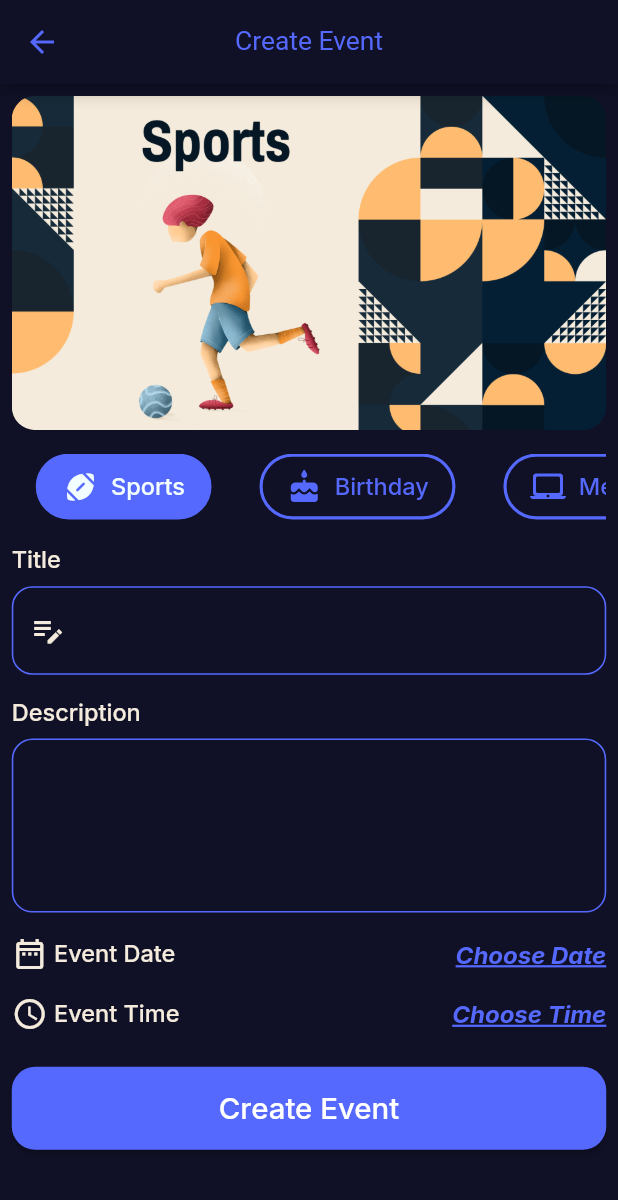
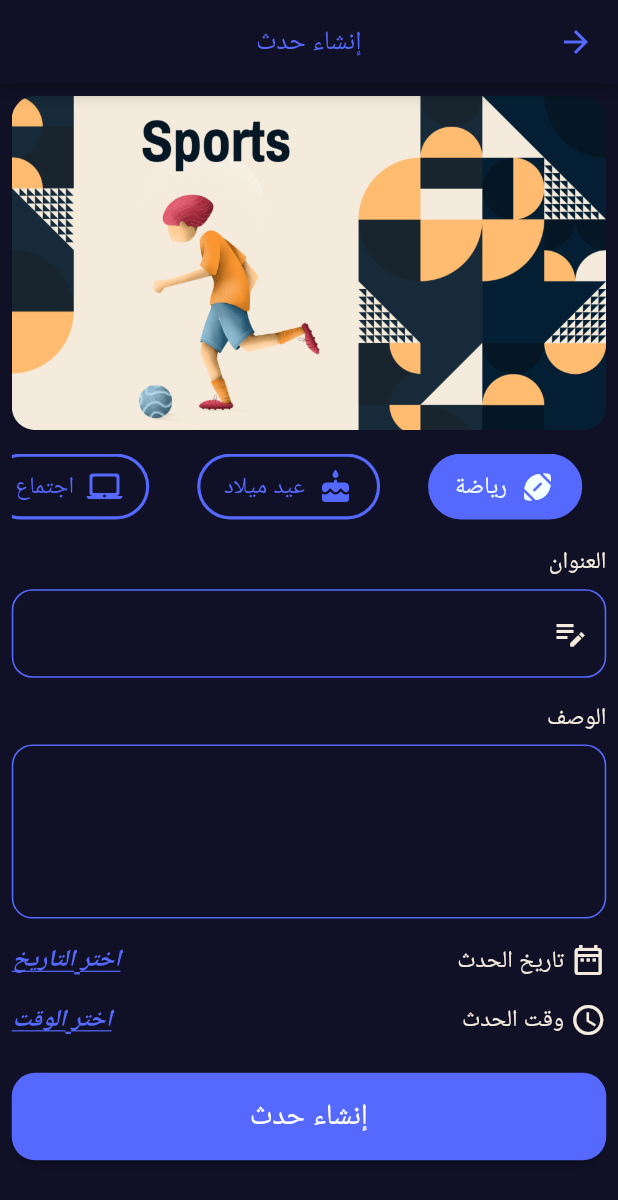
Before and after one commit to menna11420/Evently-App, a Flutter app: the CreateEvent screen opened by its route, on a phone screen of 412 x 824 dp. Shown: the top 1200 px of the screen. Run offline on Flutter 3.47's test engine with Material 3 defaults, Android fonts, the phone set to English and light mode, and no system bars; our stand-ins replace flutter_screenutil, flutter_svg, google_fonts; generated files the repository leaves out were written again.

Commit message:
finished localization ar-en

```diff
--- /dev/null
+++ b/l10n.yaml
@@ -0,0 +1,3 @@
+arb-dir: lib/l10n
+template-arb-file: app_en.arb
+output-localization-file: app_localizations.dart
--- a/lib/features/create_event/create_event.dart
+++ b/lib/features/create_event/create_event.dart
@@ -8,6 +8,8 @@ import 'package:evently_app/models/category_model.dart';
 import 'package:flutter/material.dart';
 import 'package:flutter_screenutil/flutter_screenutil.dart';
 
+import '../../l10n/app_localizations.dart';
+
 class CreateEvent extends StatefulWidget {
   const CreateEvent({super.key});
 
@@ -16,12 +18,13 @@ class CreateEvent extends StatefulWidget {
 }
 
 class _CreateEventState extends State<CreateEvent> {
-  CategoryModel selectedCategory = CategoryModel.categories[0];
+  late CategoryModel selectedCategory = CategoryModel.getCategories(context)[0];
   @override
   Widget build(BuildContext context) {
+    AppLocalizations appLocalizations = AppLocalizations.of(context)!;
     return Scaffold(
       appBar: AppBar(
-        title: Text("Create Event"),
+        title: Text(appLocalizations.create_event),
       ),
       body: Padding(
         padding: REdgeInsets.all(8.0),
@@ -39,26 +42,26 @@ class _CreateEventState extends State<CreateEvent> {
                     selectedCategory = category;
                   });
                 },
-                  categories: CategoryModel.categories,
+                  categories: CategoryModel.getCategories(context),
                   selectedBgColor: ColorsManager.blue,
                   unSelectedBgColor: Colors.transparent,
                   selectedFgColor: ColorsManager.whiteBlue,
                   unSelectedFgColor: ColorsManager.blue
               ),
               SizedBox(height: 16.h,),
-              Text("Title",style: Theme.of(context).textTheme.titleMedium),
+              Text(appLocalizations.title,style: Theme.of(context).textTheme.titleMedium),
               SizedBox(height: 8.h,),
               CustomTextFormField(
-                hintText:"Event Title",
+                hintText:appLocalizations.event_title,
                 keyboardType: TextInputType.text,
                 prefixIcon: Icon(Icons.edit_note_sharp),
               ),
               SizedBox(height: 16.h,),
-              Text("Description",style: Theme.of(context).textTheme.titleMedium),
+              Text(appLocalizations.description,style: Theme.of(context).textTheme.titleMedium),
               SizedBox(height: 8.h,),
               CustomTextFormField(
                 maxLines: 4,
-                hintText:"Event Description",
+                hintText:appLocalizations.event_description,
                 keyboardType: TextInputType.text,
               ),
               SizedBox(height: 16.h,),
@@ -66,9 +69,9 @@ class _CreateEventState extends State<CreateEvent> {
                 children: [
                   Icon(Icons.date_range_outlined,),
                   SizedBox(width: 4.w,),
-                  Text("Event Date",style: Theme.of(context).textTheme.titleMedium),
+                  Text(appLocalizations.event_date,style: Theme.of(context).textTheme.titleMedium),
                   Spacer(),
-                  CustomTextButton(text: "Choose Date", onTap: (){
+                  CustomTextButton(text: appLocalizations.choose_date, onTap: (){
                     showDatePicker(context: context, firstDate: DateTime.now(), lastDate: DateTime.now().add(Duration(days: 365)));
                   })
                 ],
@@ -78,15 +81,15 @@ class _CreateEventState extends State<CreateEvent> {
                 children: [
                   Icon(Icons.access_time,),
                   SizedBox(width: 4.w,),
-                  Text("Event Time",style: Theme.of(context).textTheme.titleMedium),
+                  Text(appLocalizations.event_time,style: Theme.of(context).textTheme.titleMedium),
                   Spacer(),
-                  CustomTextButton(text: "Choose Time", onTap: (){
+                  CustomTextButton(text: appLocalizations.choose_time, onTap: (){
                     showTimePicker(context: context, initialTime: TimeOfDay.now());
                   })
                 ],
               ),
               SizedBox(height: 24.h,),
-              CustomElevatedButton(text: "Create Event", onPress: (){})
+              CustomElevatedButton(text: appLocalizations.create_event, onPress: (){})
             ],
           ),
         ),
--- /dev/null
+++ b/lib/l10n/app_ar.arb
@@ -0,0 +1,51 @@
+{
+  "register": "تسجيل",
+  "name": "الاسم",
+  "email": "البريد الإلكتروني",
+  "password": "كلمة المرور",
+  "re_password": "إعادة كلمة المرور",
+  "create_account": "إنشاء حساب",
+  "already_have_account": "لديك حساب بالفعل",
+  "login": "تسجيل دخول",
+  "all": "الكل",
+  "logout": "تسجيل خروج",
+  "reset_password": "إعادة تعيين كلمة المرور",
+  "forget_password": "نسيت كلمة المرور",
+  "dont_have_account": "ليس لديك حساب؟",
+  "login_with_google": "تسجيل الدخول باستخدام جوجل",
+  "or": "أو",
+  "welcome_back": "مرحباً بعودتك",
+  "home": "الرئيسية",
+  "name": "الاسم",
+  "map": "الخريطة",
+  "favourite": "المفضلة",
+  "profile": "الملف الشخصي",
+  "search_for_event": "ابحث عن حدث",
+  "language": "اللغة",
+  "theme": "الثيم",
+  "light": "فاتح",
+  "dark": "داكن",
+  "create_event": "إنشاء حدث",
+  "title": "العنوان",
+  "event_title": "عنوان الحدث",
+  "description": "الوصف",
+  "event_description": "وصف الحدث",
+  "event_date": "تاريخ الحدث",
+  "event_time": "وقت الحدث",
+  "choose_date": "اختر التاريخ",
+  "choose_time": "اختر الوقت",
+  "location": "الموقع",
+  "choose_event_location": "اختر موقع الحدث",
+  "add_event": "إضافة حدث",
+  "event_details": "تفاصيل الحدث",
+  "update_event": "تحديث الحدث",
+  "sports": "رياضة",
+  "birthday": "عيد ميلاد",
+  "meeting": "اجتماع",
+  "gaming": "ألعاب",
+  "eating": "طعام",
+  "holiday": "عطلة",
+  "exhibition": "معرض",
+  "workshop": "ورشة عمل",
+  "book_club": "نادي كتاب"
+}
--- a/lib/models/category_model.dart
+++ b/lib/models/category_model.dart
@@ -1,6 +1,8 @@
 import 'package:evently_app/core/resources/assets_manager.dart';
 import 'package:flutter/cupertino.dart';
 import 'package:flutter/material.dart';
+
+import '../l10n/app_localizations.dart';
 
 class CategoryModel{
   String id;
@@ -9,27 +11,35 @@ class CategoryModel{
   String imagePath;
   CategoryModel({required this.id,required this.name,required this.icon,required this.imagePath});
 
-  static List<CategoryModel> categoriesWithAll = [
-    CategoryModel(id: "0", name: "All", icon: Icons.all_inclusive_rounded, imagePath: "imagePath"),
-    CategoryModel(id: "1", name: "Sports", icon: Icons.sports_football_rounded, imagePath: ImagesAssets.sports),
-    CategoryModel(id: "2", name: "Birthday", icon: Icons.cake_rounded, imagePath: ImagesAssets.birthday),
-    CategoryModel(id: "3", name: "Meeting", icon: Icons.laptop_mac_rounded, imagePath: ImagesAssets.meeting),
-    CategoryModel(id: "4", name: "Gaming", icon: Icons.gamepad_rounded, imagePath: ImagesAssets.gaming),
-    CategoryModel(id: "5", name: "Eating", icon: Icons.local_pizza_rounded, imagePath: ImagesAssets.eating),
-    CategoryModel(id: "6", name: "Holiday", icon: Icons.holiday_village_rounded, imagePath: ImagesAssets.holiday),
-    CategoryModel(id: "7", name: "Exhibiting", icon: Icons.water_drop_rounded, imagePath: ImagesAssets.exhibition),
-    CategoryModel(id: "8", name: "Workshop", icon: Icons.workspaces_rounded, imagePath: ImagesAssets.workshop),
-    CategoryModel(id: "9", name: "Book Club", icon: Icons.book_online_rounded, imagePath: ImagesAssets.bookClub),
-  ];
-  static List<CategoryModel> categories = [
-    CategoryModel(id: "1", name: "Sports", icon: Icons.sports_football_rounded, imagePath: ImagesAssets.sports),
-    CategoryModel(id: "2", name: "Birthday", icon: Icons.cake_rounded, imagePath: ImagesAssets.birthday),
-    CategoryModel(id: "3", name: "Meeting", icon: Icons.laptop_mac_rounded, imagePath: ImagesAssets.meeting),
-    CategoryModel(id: "4", name: "Gaming", icon: Icons.gamepad_rounded, imagePath: ImagesAssets.gaming),
-    CategoryModel(id: "5", name: "Eating", icon: Icons.local_pizza_rounded, imagePath: ImagesAssets.eating),
-    CategoryModel(id: "6", name: "Holiday", icon: Icons.holiday_village_rounded, imagePath: ImagesAssets.holiday),
-    CategoryModel(id: "7", name: "Exhibiting", icon: Icons.water_drop_rounded, imagePath: ImagesAssets.exhibition),
-    CategoryModel(id: "8", name: "Workshop", icon: Icons.workspaces_rounded, imagePath: ImagesAssets.workshop),
-    CategoryModel(id: "9", name: "Book Club", icon: Icons.book_online_rounded, imagePath: ImagesAssets.bookClub),
-  ];
+  static List<CategoryModel> getCategoriesWithAll(BuildContext context){
+    AppLocalizations appLocalizations = AppLocalizations.of(context)!;
+    return  [
+      CategoryModel(id: "0", name: appLocalizations.all, icon: Icons.all_inclusive_rounded, imagePath: "imagePath"),
+      CategoryModel(id: "1", name: appLocalizations.sports, icon: Icons.sports_football_rounded, imagePath: ImagesAssets.sports),
+      CategoryModel(id: "2", name: appLocalizations.birthday, icon: Icons.cake_rounded, imagePath: ImagesAssets.birthday),
+      CategoryModel(id: "3", name: appLocalizations.meeting, icon: Icons.laptop_mac_rounded, imagePath: ImagesAssets.meeting),
+      CategoryModel(id: "4", name: appLocalizations.gaming, icon: Icons.gamepad_rounded, imagePath: ImagesAssets.gaming),
+      CategoryModel(id: "5", name: appLocalizations.eating, icon: Icons.local_pizza_rounded, imagePath: ImagesAssets.eating),
+      CategoryModel(id: "6", name: appLocalizations.holiday, icon: Icons.holiday_village_rounded, imagePath: ImagesAssets.holiday),
+      CategoryModel(id: "7", name: appLocalizations.exhibition, icon: Icons.water_drop_rounded, imagePath: ImagesAssets.exhibition),
+      CategoryModel(id: "8", name: appLocalizations.workshop, icon: Icons.workspaces_rounded, imagePath: ImagesAssets.workshop),
+      CategoryModel(id: "9", name: appLocalizations.book_club, icon: Icons.book_online_rounded, imagePath: ImagesAssets.bookClub),
+    ];
+  }
+
+  static List<CategoryModel> getCategories(BuildContext context){
+    AppLocalizations appLocalizations = AppLocalizations.of(context)!;
+    return   [
+      CategoryModel(id: "1", name: appLocalizations.sports, icon: Icons.sports_football_rounded, imagePath: ImagesAssets.sports),
+      CategoryModel(id: "2", name: appLocalizations.birthday, icon: Icons.cake_rounded, imagePath: ImagesAssets.birthday),
+      CategoryModel(id: "3", name: appLocalizations.meeting, icon: Icons.laptop_mac_rounded, imagePath: ImagesAssets.meeting),
+      CategoryModel(id: "4", name: appLocalizations.gaming, icon: Icons.gamepad_rounded, imagePath: ImagesAssets.gaming),
+      CategoryModel(id: "5", name: appLocalizations.eating, icon: Icons.local_pizza_rounded, imagePath: ImagesAssets.eating),
+      CategoryModel(id: "6", name: appLocalizations.holiday, icon: Icons.holiday_village_rounded, imagePath: ImagesAssets.holiday),
+      CategoryModel(id: "7", name: appLocalizations.exhibition, icon: Icons.water_drop_rounded, imagePath: ImagesAssets.exhibition),
+      CategoryModel(id: "8", name: appLocalizations.workshop, icon: Icons.workspaces_rounded, imagePath: ImagesAssets.workshop),
+      CategoryModel(id: "9", name: appLocalizations.book_club, icon: Icons.book_online_rounded, imagePath: ImagesAssets.bookClub),
+    ];
+  }
+
 }
--- a/pubspec.yaml
+++ b/pubspec.yaml
@@ -38,6 +38,8 @@ dependencies:
   google_fonts: ^6.3.2
   flutter_svg: ^2.2.1
   intl: ^0.20.2
+  flutter_localizations:
+    sdk: flutter
 
 dev_dependencies:
   flutter_test:
@@ -60,6 +62,7 @@ flutter:
   # included with your application, so that you can use the icons in
   # the material Icons class.
   uses-material-design: true
+  generate: true
 
   # To add assets to your application, add an assets section, like this:
   assets:
```
Also changed, not shown: lib/features/authentication/login/login.dart (+10 -8 lines), lib/features/authentication/register/register.dart (+10 -7 lines), lib/features/main_layout/favourite/favourite_tab.dart (+5 -2 lines), lib/features/main_layout/home/home_tab.dart (+6 -6 lines), lib/features/main_layout/main_layout.dart (+8 -7 lines), lib/features/main_layout/profile/profile_tab.dart (+6 -3 lines), lib/l10n/app_en.arb (added, +52 -0 lines), lib/main.dart (+8 -1 lines), pubspec.lock.
